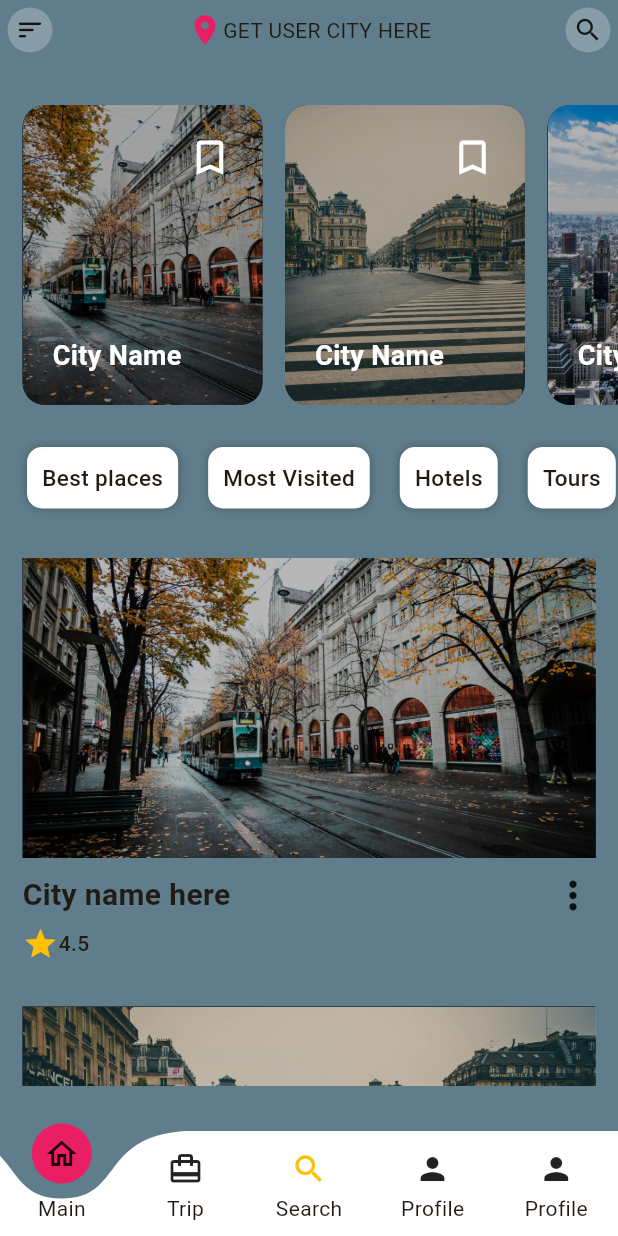
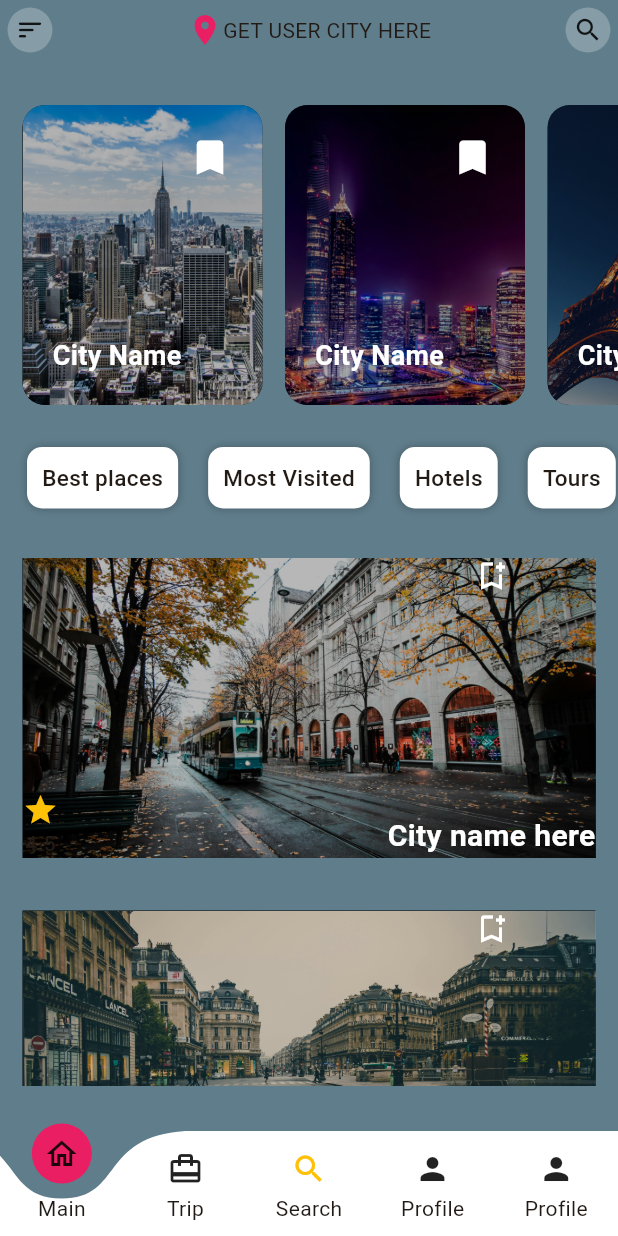
Before and after one commit to dmbatmazz/DiscoverEase, a Flutter app: the HomePage screen opened directly, on a phone screen of 412 x 824 dp. Run offline on Flutter 3.47's test engine with Material 3 defaults, Android fonts, the phone set to English and light mode, and no system bars; drawn by our look-alikes of curved_labeled_navigation_bar; our stand-ins replace firebase_auth, firebase_core, font_awesome_flutter, geolocator, google_maps_flutter, permission_handler; accounts and stored records are empty.

Commit message:
minor change-WIP

```diff
--- a/discover_ease/lib/screens/home_screen.dart
+++ b/discover_ease/lib/screens/home_screen.dart
@@ -1,7 +1,9 @@
 import 'package:discover_ease/screens/post_screen.dart';
 import 'package:discover_ease/widgets/bottom_navbar.dart';
+import 'package:flutter/cupertino.dart';
 import 'package:flutter/material.dart';
 import 'package:discover_ease/widgets/home_app_bar.dart';
+import 'package:flutter/widgets.dart';
 
 class HomePage extends StatelessWidget {
   const HomePage({super.key});
@@ -41,7 +43,7 @@ class HomePage extends StatelessWidget {
                       onTap: () {
                         Navigator.push(context,
                         MaterialPageRoute(
-                          builder: (context)=>PostScreen(),
+                          builder: (context)=>const PostScreen(),
                           )
                           );
                       },
@@ -52,7 +54,7 @@ class HomePage extends StatelessWidget {
                         decoration: BoxDecoration(
                           color: Colors.black,
                           borderRadius: BorderRadius.circular(15),
-                          image: DecorationImage(image: AssetImage("assets/city/city${index+1}.jpg"),
+                          image: DecorationImage(image: AssetImage("assets/city/city${index+3}.jpg"),
                           fit: BoxFit.cover,
                           opacity: 0.7,
                           )
@@ -61,7 +63,7 @@ class HomePage extends StatelessWidget {
                           children: [
                             Container(
                               alignment: Alignment.topRight,
-                              child: const Icon(Icons.bookmark_border_outlined,
+                              child: const Icon(Icons.bookmark,
                               color: Colors.white,
                               size: 30,),
                             ),
@@ -116,7 +118,7 @@ class HomePage extends StatelessWidget {
                       onTap: () {
                         Navigator.push(context,
                         MaterialPageRoute(
-                          builder: (context)=>PostScreen(),
+                          builder: (context)=>const PostScreen(),
                           )
                           );
                       },
@@ -126,22 +128,33 @@ class HomePage extends StatelessWidget {
                           color: Colors.black,
                           image: DecorationImage(image: AssetImage("assets/city/city${index+1}.jpg"), fit: BoxFit.cover, opacity: 0.8),
                         ),
+                        child: const Row(
+                          children: [
+                            Column(
+                                children: [
+                                  Spacer(),
+                                  Icon(Icons.star, color: Colors.amber,),
+                                  Text("4.5", style: TextStyle(fontWeight: FontWeight.w500),)// TODO SHIFT THE ICON TO BOTTOM
+                                ],
+                            ),
+                            Spacer(),
+                            Column(
+                              children: [
+                                Row(
+                                  children: [
+                                    Icon(Icons.bookmark_add_outlined,color: Colors.white,), // TODO SHIFT THE ICON TO LEFT
+                                  ],
+                                ),
+                                Spacer(),
+                                Text("City name here", style: TextStyle(fontSize: 20, fontWeight: FontWeight.w600, color: Colors.white,)),
+                              ],
+                            )
+                            ],
+                        ),
                       ),
                     ),
-                    const Padding(padding: EdgeInsets.only(top: 10),
-                    child: Row(
-                      mainAxisAlignment: MainAxisAlignment.spaceBetween,
-                      children: [
-                        Text("City name here", style: TextStyle(fontSize: 20, fontWeight: FontWeight.w600),),
-                        Icon(Icons.more_vert, size: 30)
-                      ],
+                    const Padding(padding: EdgeInsets.only(top: 5),
                     ),
-                    ),
-                    const SizedBox(height: 5,),
-                    const Row(children: [ // TODO PUT THE STAR ON TOP OF THE IMAGE
-                      Icon(Icons.star, color: Colors.amber,),
-                      Text("4.5", style: TextStyle(fontWeight: FontWeight.w500),)
-                    ],)
                   ],
                 ),
                 );
```
